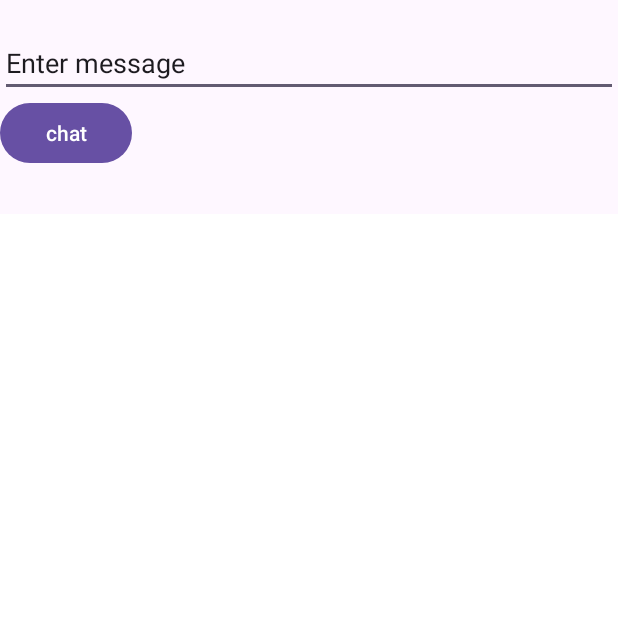
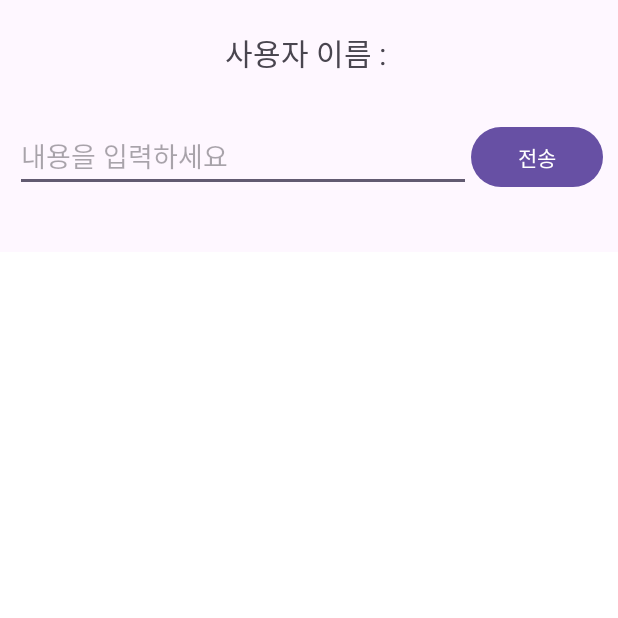
Before and after one commit to ImRian/23-2-Network-Socket-Chatting, an Android app: the ChatGroupActivity screen opened directly, with no data from a screen before it, on a phone screen of 412 x 824 dp, the top half of it. Run offline under Robolectric (Android 15) with nearby library versions, the phone set to English and light mode, and no system bars.

Commit message:
채팅 디자인 변경

```diff
--- a/app/src/main/res/layout/activity_chatenter.xml
+++ b/app/src/main/res/layout/activity_chatenter.xml
@@ -5,16 +5,16 @@
     android:layout_width="match_parent"
     android:layout_height="match_parent"
     android:orientation="vertical"
-    tools:context=".EnterActivity">
+    android:gravity="center"
+    tools:context=".ChatEnterActivity">
     <EditText
         android:id="@+id/editText"
-
         android:layout_width="200dp"
         android:layout_height="wrap_content"
-        android:hint="Enter your name"/>
+        android:hint="이름을 입력하세요"/>
     <Button
         android:id="@+id/enterButton"
         android:layout_width="wrap_content"
         android:layout_height="wrap_content"
-        android:text="ENTER"/>
+        android:text="채팅 접속"/>
 </LinearLayout>
--- a/app/src/main/res/layout/activity_chatgroup.xml
+++ b/app/src/main/res/layout/activity_chatgroup.xml
@@ -5,23 +5,49 @@
     android:layout_width="match_parent"
     android:layout_height="match_parent"
     android:orientation="vertical"
-    tools:context=".MainActivity2">
+    tools:context=".ChatGroupActivity">
+
+    <LinearLayout
+        android:layout_width="wrap_content"
+        android:layout_height="wrap_content"
+        android:layout_margin="20sp"
+        android:layout_gravity="center"
+        android:orientation="horizontal">
+
+        <TextView
+            android:layout_width="wrap_content"
+            android:layout_height="wrap_content"
+            android:text="사용자 이름 : "
+            android:textSize="20sp" />
 
         <TextView
             android:id="@+id/textView"
             android:layout_width="wrap_content"
             android:layout_height="wrap_content"
-        android:text="Hello World!"/>
+            android:text="Hello World!"
+            android:textSize="20sp" />
+    </LinearLayout>
+
+    <LinearLayout
+        android:layout_width="match_parent"
+        android:layout_height="wrap_content"
+        android:layout_margin="10sp"
+        android:orientation="horizontal">
+
         <EditText
             android:id="@+id/message"
             android:layout_width="match_parent"
             android:layout_height="wrap_content"
-        android:text="Enter message"/>
+            android:layout_weight="1"
+            android:hint="내용을 입력하세요"
+            android:text="" />
+
         <Button
+            android:id="@+id/chatbutton"
             android:layout_width="wrap_content"
             android:layout_height="wrap_content"
-        android:id="@+id/chatbutton"
-        android:text="chat"/>
+            android:text="전송" />
+    </LinearLayout>
 
     <TextView
         android:id="@+id/chatView"
@@ -29,6 +55,7 @@
         android:layout_height="match_parent"
         android:layout_marginTop="30dp"
         android:textColor="#000000"
+        android:textSize="15sp"
         android:background="#FFFFFF"
         />
 </LinearLayout>
--- a/app/src/main/res/layout/activity_chatting.xml
+++ b/app/src/main/res/layout/activity_chatting.xml
@@ -7,7 +7,7 @@
     android:layout_width="match_parent"
     android:layout_height="match_parent"
     android:background="#FFFFFF"
-    tools:context=".StudyCategoryActivity">
+    tools:context=".Chatting">
 
     <RelativeLayout
         android:id="@+id/chattingTitleBar"
--- a/app/src/main/res/layout/activity_study_detail.xml
+++ b/app/src/main/res/layout/activity_study_detail.xml
@@ -6,7 +6,7 @@
     android:orientation="vertical"
     android:layout_width="match_parent"
     android:layout_height="match_parent"
-    tools:context=".StudyCategoryActivity">
+    tools:context=".StudyMatchingActivity">
 
     <TextView
         android:id="@+id/studyCategoryTitle"
```
Lines whose indentation alone changed are shown as unchanged.
